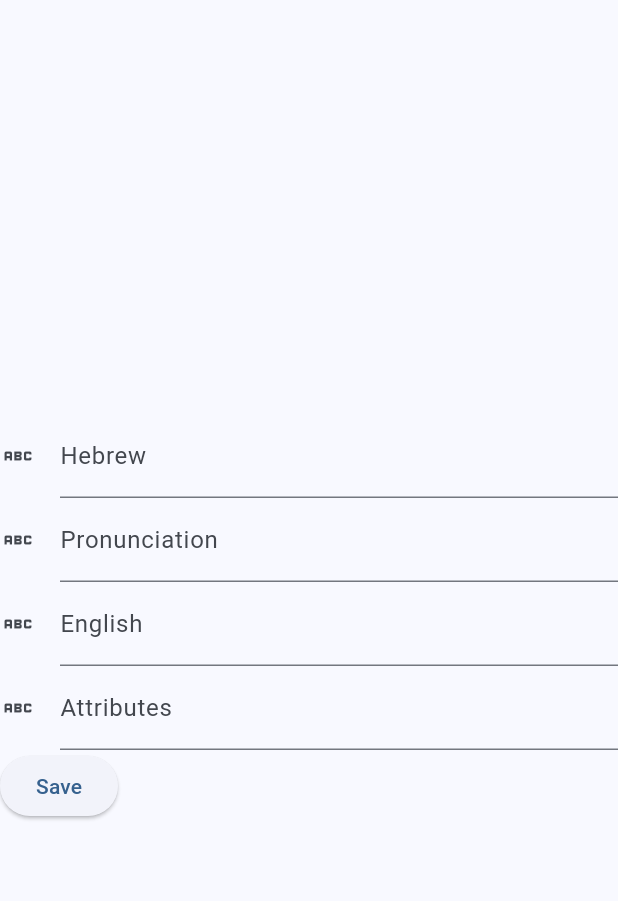
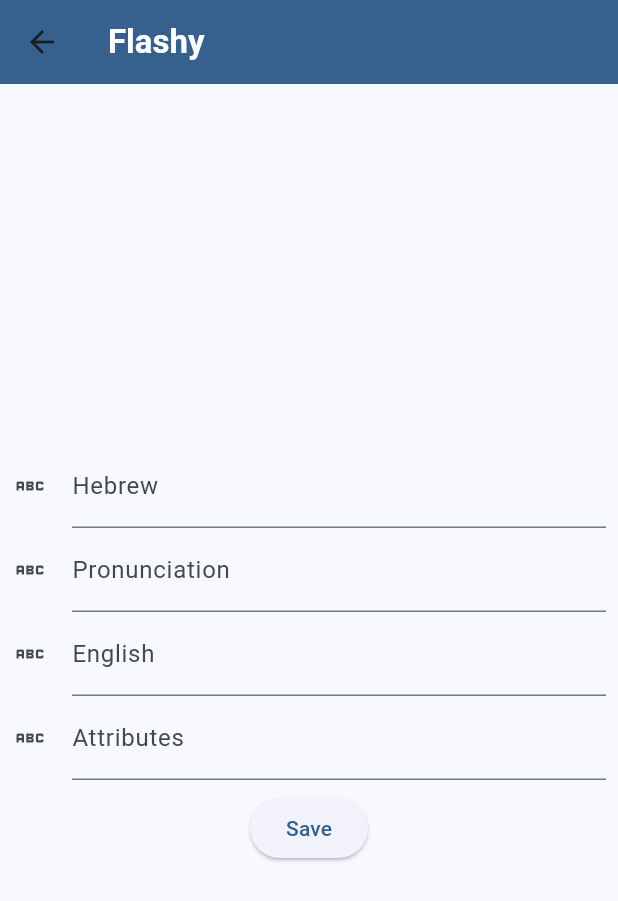
Before and after one commit to koorzenb/flashcard, a Flutter app: the UpdateScreen screen opened directly, on a phone screen of 412 x 824 dp. Shown: the top 901 px of the screen. Run offline on Flutter 3.47's test engine with Material 2 defaults, Android fonts, the phone set to English and light mode, and no system bars; our stand-ins replace get, get_storage; accounts and stored records are empty.

Commit message:
Updated UpdateScreen

```diff
--- a/lib/main.dart
+++ b/lib/main.dart
@@ -1,4 +1,5 @@
 import 'package:flutter/material.dart';
+import 'package:get/get.dart';
 
 import 'screens/home_screen.dart';
 
@@ -12,7 +13,7 @@ class Flashy extends StatelessWidget {
   // This widget is the root of your application.
   @override
   Widget build(BuildContext context) {
-    return MaterialApp(
+    return GetMaterialApp(
       title: 'Flashy',
       theme: ThemeData(
         colorScheme: ColorScheme.fromSeed(seedColor: Colors.blue),
--- a/lib/screens/update_screen.dart
+++ b/lib/screens/update_screen.dart
@@ -18,9 +18,22 @@ class _UpdateScreenState extends State<UpdateScreen> {
 
   @override
   Widget build(BuildContext context) {
-    return Center(
+    return Scaffold(
+      appBar: AppBar(
+        backgroundColor: Theme.of(context).colorScheme.primary,
+        title: const Text(
+          "Flashy", //TODO: import from Main
+          style: TextStyle(
+            color: Colors.white,
+            fontWeight: FontWeight.bold,
+          ),
+        ),
+      ),
+      body: Center(
         child: Form(
             key: _form,
+            child: Padding(
+              padding: const EdgeInsets.all(8.0),
               child: Column(
                 mainAxisSize: MainAxisSize.min,
                 crossAxisAlignment: CrossAxisAlignment.start,
@@ -42,7 +55,7 @@ class _UpdateScreenState extends State<UpdateScreen> {
                     controller: _pronunciationTextController,
                     decoration: const InputDecoration(
                       icon: Icon(Icons.abc),
-                  hintText: 'How would this word phonetically be pronounced?',
+                      hintText: 'How would this word be pronounced phonetically?',
                       labelText: 'Pronunciation',
                     ),
                     keyboardType: TextInputType.name,
@@ -74,12 +87,22 @@ class _UpdateScreenState extends State<UpdateScreen> {
                     keyboardType: TextInputType.name,
                     textInputAction: TextInputAction.done,
                   ),
-              ElevatedButton(
+                  Row(
+                    mainAxisAlignment: MainAxisAlignment.center,
+                    children: [
+                      Padding(
+                        padding: const EdgeInsets.all(8.0),
+                        child: ElevatedButton(
                           onPressed: () {},
                           child: const Text('Save'),
                         ),
+                      ),
                     ],
+                  ),
+                ],
+              ),
             )),
+      ),
     );
   }
 }
```
Lines whose indentation alone changed are shown as unchanged.
